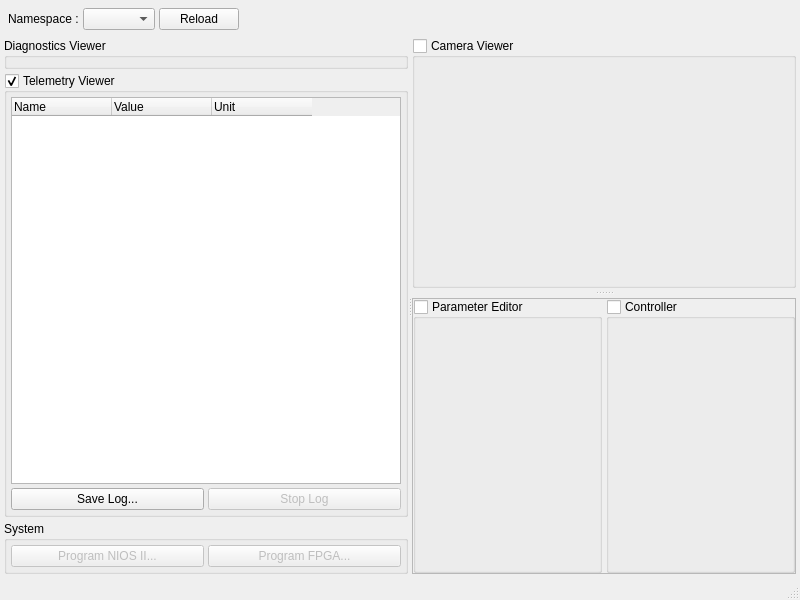
Nkyoku/phoenix-jetson, file src/phoenix_gui/src/main_window.ui: the form before one commit.
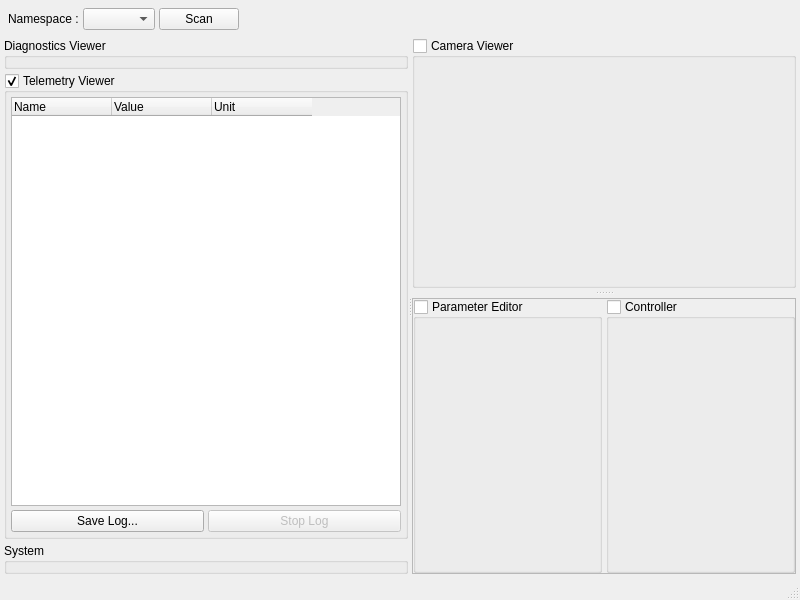
The form after the commit. Custom widgets are drawn as their Qt base class.

What changed in the file:
```diff
--- a/src/phoenix_gui/src/main_window.ui
+++ b/src/phoenix_gui/src/main_window.ui
@@ -74,7 +74,7 @@
        <item>
         <widget class="QPushButton" name="reloadButton">
          <property name="text">
-          <string>Reload</string>
+          <string>Scan</string>
          </property>
         </widget>
        </item>
@@ -209,47 +209,10 @@
          </widget>
         </item>
         <item>
-         <widget class="QGroupBox" name="groupBox_3">
+         <widget class="SystemGroup" name="systemGroup">
           <property name="title">
            <string>System</string>
           </property>
-          <layout class="QHBoxLayout" name="horizontalLayout_4">
-           <property name="spacing">
-            <number>4</number>
-           </property>
-           <property name="leftMargin">
-            <number>4</number>
-           </property>
-           <property name="topMargin">
-            <number>4</number>
-           </property>
-           <property name="rightMargin">
-            <number>4</number>
-           </property>
-           <property name="bottomMargin">
-            <number>4</number>
-           </property>
-           <item>
-            <widget class="QPushButton" name="programNiosButton">
-             <property name="enabled">
-              <bool>false</bool>
-             </property>
-             <property name="text">
-              <string>Program NIOS II...</string>
-             </property>
-            </widget>
-           </item>
-           <item>
-            <widget class="QPushButton" name="programFpgaButton">
-             <property name="enabled">
-              <bool>false</bool>
-             </property>
-             <property name="text">
-              <string>Program FPGA...</string>
-             </property>
-            </widget>
-           </item>
-          </layout>
          </widget>
         </item>
        </layout>
@@ -391,6 +354,12 @@
    <header>diagnostics_viewer.hpp</header>
    <container>1</container>
   </customwidget>
+  <customwidget>
+   <class>SystemGroup</class>
+   <extends>QGroupBox</extends>
+   <header>system_group.hpp</header>
+   <container>1</container>
+  </customwidget>
  </customwidgets>
  <resources/>
  <connections/>
```
Left out of the diff: 2 changed lines with no effect on the pictures.
